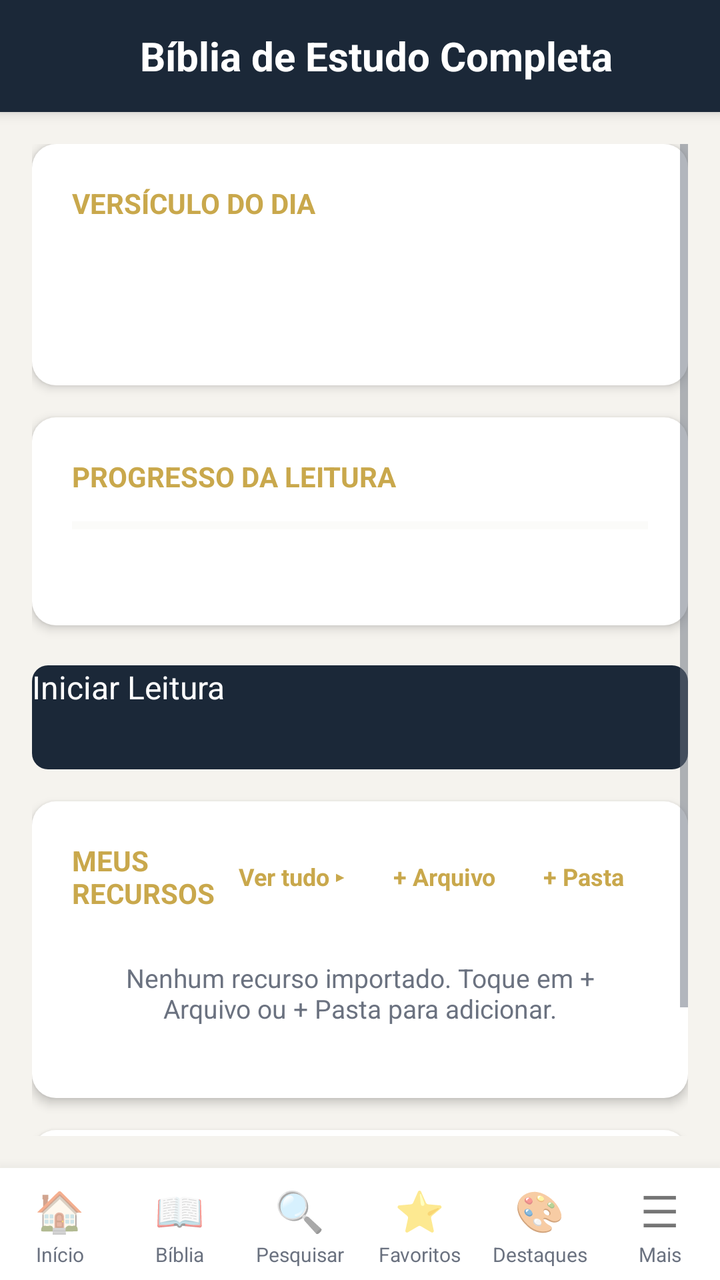
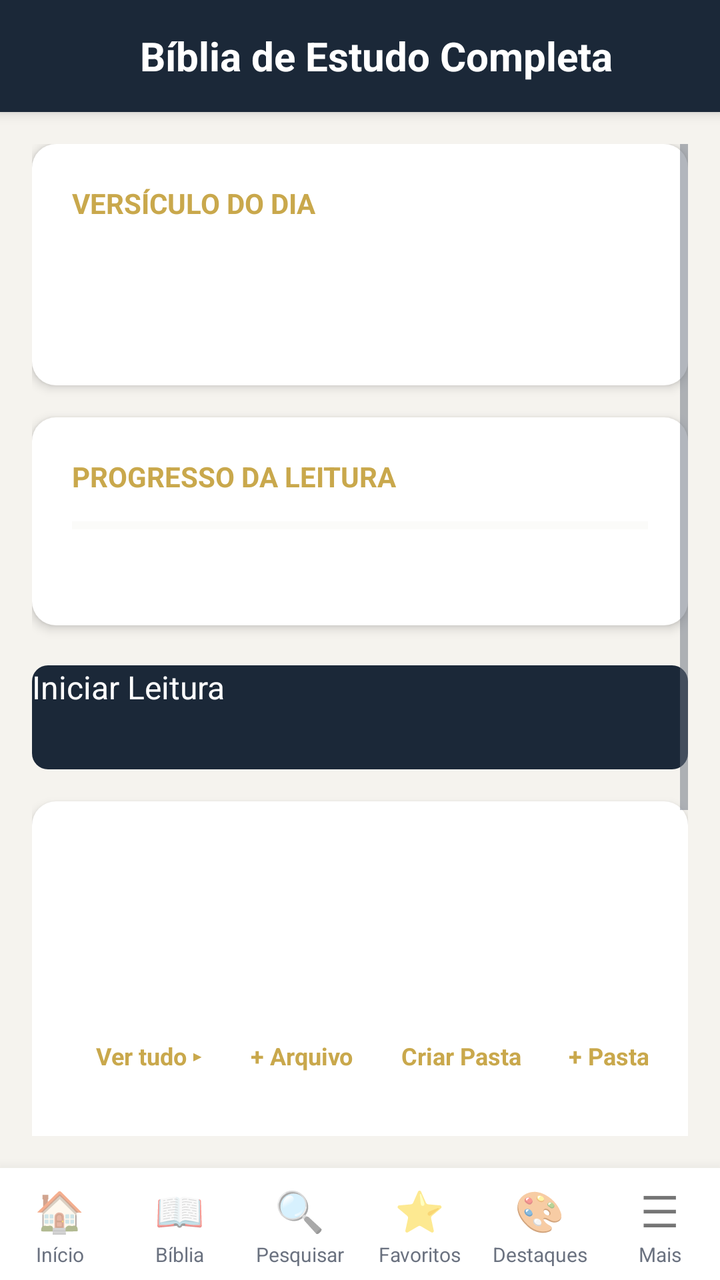

Two renders of the same Android screen: before a commit and after it. Below are the layout's source before the change and the commit's diff.
<!-- AndroidManifest.xml: application theme Theme.Biblia -->
<!-- res/layout/activity_home.xml -->
<?xml version="1.0" encoding="utf-8"?>
<LinearLayout xmlns:android="http://schemas.android.com/apk/res/android"
    android:layout_width="match_parent"
    android:layout_height="match_parent"
    android:orientation="vertical"
    android:background="@color/background">

    <Toolbar
        android:id="@+id/toolbar"
        android:layout_width="match_parent"
        android:layout_height="wrap_content"
        android:minHeight="?android:attr/actionBarSize"
        android:background="@color/primary"
        android:elevation="4dp">

        <TextView
            android:layout_width="match_parent"
            android:layout_height="wrap_content"
            android:text="@string/app_name"
            android:textSize="20sp"
            android:textColor="@android:color/white"
            android:textStyle="bold"
            android:gravity="center" />

    </Toolbar>

    <ScrollView
        android:layout_width="match_parent"
        android:layout_height="0dp"
        android:layout_weight="1"
        android:padding="@dimen/padding_medium">

        <LinearLayout
            android:layout_width="match_parent"
            android:layout_height="wrap_content"
            android:orientation="vertical">

            <FrameLayout
                android:id="@+id/lastReadingCard"
                android:layout_width="match_parent"
                android:layout_height="wrap_content"
                android:background="@drawable/card_background"
                android:elevation="3dp"
                android:layout_marginBottom="16dp"
                android:padding="20dp"
                android:visibility="gone">

                <LinearLayout
                    android:layout_width="match_parent"
                    android:layout_height="wrap_content"
                    android:orientation="vertical">

                    <TextView
                        android:layout_width="wrap_content"
                        android:layout_height="wrap_content"
                        android:text="@string/last_reading"
                        android:textSize="14sp"
                        android:textColor="@color/accent"
                        android:textStyle="bold"
                        android:textAllCaps="true" />

                    <TextView
                        android:id="@+id/lastReadingRef"
                        android:layout_width="wrap_content"
                        android:layout_height="wrap_content"
                        android:textSize="20sp"
                        android:textStyle="bold"
                        android:textColor="@color/text_primary"
                        android:layout_marginTop="8dp" />

                    <TextView
                        android:id="@+id/lastReadingText"
                        android:layout_width="wrap_content"
                        android:layout_height="wrap_content"
                        android:textSize="15sp"
                        android:textColor="@color/text_secondary"
                        android:maxLines="3"
                        android:ellipsize="end"
                        android:layout_marginTop="4dp"
                        android:lineSpacingMultiplier="1.4" />

                    <Button
                        android:id="@+id/btnContinueReading"
                        android:layout_width="wrap_content"
                        android:layout_height="wrap_content"
                        android:layout_marginTop="12dp"
                        android:text="@string/continue_reading"
                        android:background="@drawable/btn_primary"
                        android:textColor="@android:color/white"
                        android:paddingLeft="24dp"
                        android:paddingRight="24dp"
                        android:paddingTop="10dp"
                        android:paddingBottom="10dp"
                        android:textAllCaps="false" />

                </LinearLayout>

                <View
                    android:layout_width="4dp"
                    android:layout_height="match_parent"
                    android:background="@color/accent"
                    android:layout_gravity="left" />

            </FrameLayout>

            <FrameLayout
                android:id="@+id/verseOfDayCard"
                android:layout_width="match_parent"
                android:layout_height="wrap_content"
                android:background="@drawable/card_background"
                android:elevation="3dp"
                android:layout_marginBottom="16dp"
                android:padding="20dp">

                <LinearLayout
                    android:layout_width="match_parent"
                    android:layout_height="wrap_content"
                    android:orientation="vertical">

                    <TextView
                        android:layout_width="wrap_content"
                        android:layout_height="wrap_content"
                        android:text="@string/verse_of_day"
                        android:textSize="14sp"
                        android:textColor="@color/accent"
                        android:textStyle="bold"
                        android:textAllCaps="true" />

                    <TextView
                        android:id="@+id/verseOfDayText"
                        android:layout_width="wrap_content"
                        android:layout_height="wrap_content"
                        android:textSize="17sp"
                        android:textColor="@color/text_primary"
                        android:textStyle="italic"
                        android:lineSpacingMultiplier="1.5"
                        android:layout_marginTop="12dp" />

                    <TextView
                        android:id="@+id/verseOfDayRef"
                        android:layout_width="wrap_content"
                        android:layout_height="wrap_content"
                        android:layout_marginTop="8dp"
                        android:textSize="14sp"
                        android:textColor="@color/accent"
                        android:textStyle="bold" />

                </LinearLayout>

            </FrameLayout>

            <FrameLayout
                android:id="@+id/readingPlanProgress"
                android:layout_width="match_parent"
                android:layout_height="wrap_content"
                android:background="@drawable/card_background"
                android:elevation="3dp"
                android:layout_marginBottom="16dp"
                android:padding="20dp">

                <LinearLayout
                    android:layout_width="match_parent"
                    android:layout_height="wrap_content"
                    android:orientation="vertical">

                    <TextView
                        android:layout_width="wrap_content"
                        android:layout_height="wrap_content"
                        android:text="@string/reading_progress"
                        android:textSize="14sp"
                        android:textColor="@color/accent"
                        android:textStyle="bold"
                        android:textAllCaps="true" />

                    <ProgressBar
                        android:id="@+id/readingProgressBar"
                        style="?android:attr/progressBarStyleHorizontal"
                        android:layout_width="match_parent"
                        android:layout_height="6dp"
                        android:layout_marginTop="12dp"
                        android:progressTint="@color/accent"
                        android:progressBackgroundTint="@color/surface_variant" />

                    <TextView
                        android:id="@+id/readingProgressText"
                        android:layout_width="wrap_content"
                        android:layout_height="wrap_content"
                        android:layout_marginTop="8dp"
                        android:textSize="14sp"
                        android:textColor="@color/text_secondary" />

                </LinearLayout>

            </FrameLayout>

            <Button
                android:id="@+id/btnStartReading"
                android:layout_width="match_parent"
                android:layout_height="52dp"
                android:text="@string/start_reading"
                android:textSize="16sp"
                android:background="@drawable/btn_primary"
                android:textColor="@android:color/white"
                android:textAllCaps="false"
                android:layout_marginTop="4dp" />

            <FrameLayout
                android:id="@+id/resourcesSection"
                android:layout_width="match_parent"
                android:layout_height="wrap_content"
                android:background="@drawable/card_background"
                android:elevation="3dp"
                android:layout_marginTop="16dp"
                android:padding="20dp"
                android:visibility="visible">

                <LinearLayout
                    android:layout_width="match_parent"
                    android:layout_height="wrap_content"
                    android:orientation="vertical">

                    <LinearLayout
                        android:layout_width="match_parent"
                        android:layout_height="wrap_content"
                        android:orientation="horizontal"
                        android:gravity="center_vertical">

                        <TextView
                            android:id="@+id/resourcesHeader"
                            android:layout_width="0dp"
                            android:layout_height="wrap_content"
                            android:layout_weight="1"
                            android:text="@string/my_resources"
                            android:textSize="14sp"
                            android:textColor="@color/accent"
                            android:textStyle="bold"
                            android:textAllCaps="true"
                            android:clickable="true"
                            android:background="?android:attr/selectableItemBackground" />

                        <TextView
                            android:id="@+id/btnOpenResources"
                            android:layout_width="wrap_content"
                            android:layout_height="32dp"
                            android:gravity="center"
                            android:paddingLeft="12dp"
                            android:paddingRight="12dp"
                            android:text="Ver tudo ▸"
                            android:textColor="@color/accent"
                            android:textSize="12sp"
                            android:textStyle="bold"
                            android:clickable="true"
                            android:background="@drawable/nav_item_bg" />

                        <TextView
                            android:id="@+id/btnImportFile"
                            android:layout_width="wrap_content"
                            android:layout_height="32dp"
                            android:gravity="center"
                            android:paddingLeft="12dp"
                            android:paddingRight="12dp"
                            android:text="+ Arquivo"
                            android:textColor="@color/accent"
                            android:textSize="12sp"
                            android:textStyle="bold"
                            android:clickable="true"
                            android:background="@drawable/nav_item_bg" />

                        <TextView
                            android:id="@+id/btnImportFolder"
                            android:layout_width="wrap_content"
                            android:layout_height="32dp"
                            android:gravity="center"
                            android:paddingLeft="12dp"
                            android:paddingRight="12dp"
                            android:text="+ Pasta"
                            android:textColor="@color/accent"
                            android:textSize="12sp"
                            android:textStyle="bold"
                            android:clickable="true"
                            android:background="@drawable/nav_item_bg" />

                    </LinearLayout>

                    <ListView
                        android:id="@+id/resourceList"
                        android:layout_width="match_parent"
                        android:layout_height="wrap_content"
                        android:layout_marginTop="8dp"
                        android:divider="@null"
                        android:dividerHeight="0dp" />

                    <TextView
                        android:id="@+id/emptyResources"
                        android:layout_width="match_parent"
                        android:layout_height="wrap_content"
                        android:text="Nenhum recurso importado. Toque em + Arquivo ou + Pasta para adicionar."
                        android:textSize="13sp"
                        android:textColor="@color/text_secondary"
                        android:padding="16dp"
                        android:gravity="center" />

                </LinearLayout>

            </FrameLayout>

            <FrameLayout
                android:id="@+id/notesSection"
                android:layout_width="match_parent"
                android:layout_height="wrap_content"
                android:background="@drawable/card_background"
                android:elevation="3dp"
                android:layout_marginTop="16dp"
                android:padding="20dp">

                <LinearLayout
                    android:layout_width="match_parent"
                    android:layout_height="wrap_content"
                    android:orientation="vertical">

                    <LinearLayout
                        android:layout_width="match_parent"
                        android:layout_height="wrap_content"
                        android:orientation="horizontal"
                        android:gravity="center_vertical">

                        <TextView
                            android:layout_width="0dp"
                            android:layout_height="wrap_content"
                            android:layout_weight="1"
                            android:text="@string/title_notes"
                            android:textSize="14sp"
                            android:textColor="@color/accent"
                            android:textStyle="bold"
                            android:textAllCaps="true" />

                        <TextView
                            android:id="@+id/btnOpenNotes"
                            android:layout_width="wrap_content"
                            android:layout_height="32dp"
                            android:gravity="center"
                            android:paddingLeft="12dp"
                            android:paddingRight="12dp"
                            android:text="Ver tudo ▸"
                            android:textColor="@color/accent"
                            android:textSize="12sp"
                            android:textStyle="bold"
                            android:clickable="true"
                            android:background="@drawable/nav_item_bg" />

                    </LinearLayout>

                    <TextView
                        android:id="@+id/notesPreview"
                        android:layout_width="match_parent"
                        android:layout_height="wrap_content"
                        android:layout_marginTop="8dp"
                        android:text="Toque para ver suas anotações"
                        android:textSize="13sp"
                        android:textColor="@color/text_secondary"
                        android:gravity="center" />

                </LinearLayout>

            </FrameLayout>

        </LinearLayout>

    </ScrollView>

    <include layout="@layout/bottom_navigation" />

</LinearLayout>
<!-- res/layout/bottom_navigation.xml (included above) -->
<?xml version="1.0" encoding="utf-8"?>
<LinearLayout xmlns:android="http://schemas.android.com/apk/res/android"
    android:layout_width="match_parent"
    android:layout_height="56dp"
    android:orientation="horizontal"
    android:elevation="12dp"
    android:background="@color/surface"
    android:paddingTop="4dp"
    android:paddingBottom="4dp">

    <LinearLayout
        android:id="@+id/navHome"
        android:layout_width="0dp"
        android:layout_height="match_parent"
        android:layout_weight="1"
        android:gravity="center"
        android:orientation="vertical"
        android:clickable="true"
        android:background="@drawable/nav_item_bg"
        android:padding="2dp">

        <TextView
            android:layout_width="wrap_content"
            android:layout_height="0dp"
            android:layout_weight="1"
            android:text="🏠"
            android:textSize="20sp"
            android:gravity="center" />
        <TextView
            android:layout_width="wrap_content"
            android:layout_height="wrap_content"
            android:text="@string/menu_home"
            android:textSize="10sp"
            android:textColor="@color/text_secondary" />

    </LinearLayout>

    <LinearLayout
        android:id="@+id/navBible"
        android:layout_width="0dp"
        android:layout_height="match_parent"
        android:layout_weight="1"
        android:gravity="center"
        android:orientation="vertical"
        android:clickable="true"
        android:background="@drawable/nav_item_bg"
        android:padding="2dp">

        <TextView
            android:layout_width="wrap_content"
            android:layout_height="0dp"
            android:layout_weight="1"
            android:text="📖"
            android:textSize="20sp"
            android:gravity="center" />
        <TextView
            android:layout_width="wrap_content"
            android:layout_height="wrap_content"
            android:text="@string/menu_bible"
            android:textSize="10sp"
            android:textColor="@color/text_secondary" />

    </LinearLayout>

    <LinearLayout
        android:id="@+id/navSearch"
        android:layout_width="0dp"
        android:layout_height="match_parent"
        android:layout_weight="1"
        android:gravity="center"
        android:orientation="vertical"
        android:clickable="true"
        android:background="@drawable/nav_item_bg"
        android:padding="2dp">

        <TextView
            android:layout_width="wrap_content"
            android:layout_height="0dp"
            android:layout_weight="1"
            android:text="🔍"
            android:textSize="20sp"
            android:gravity="center" />
        <TextView
            android:layout_width="wrap_content"
            android:layout_height="wrap_content"
            android:text="@string/menu_search"
            android:textSize="10sp"
            android:textColor="@color/text_secondary" />

    </LinearLayout>

    <LinearLayout
        android:id="@+id/navFavorites"
        android:layout_width="0dp"
        android:layout_height="match_parent"
        android:layout_weight="1"
        android:gravity="center"
        android:orientation="vertical"
        android:clickable="true"
        android:background="@drawable/nav_item_bg"
        android:padding="2dp">

        <TextView
            android:layout_width="wrap_content"
            android:layout_height="0dp"
            android:layout_weight="1"
            android:text="⭐"
            android:textSize="20sp"
            android:gravity="center" />
        <TextView
            android:layout_width="wrap_content"
            android:layout_height="wrap_content"
            android:text="@string/menu_favorites"
            android:textSize="10sp"
            android:textColor="@color/text_secondary" />

    </LinearLayout>

    <LinearLayout
        android:id="@+id/navHighlights"
        android:layout_width="0dp"
        android:layout_height="match_parent"
        android:layout_weight="1"
        android:gravity="center"
        android:orientation="vertical"
        android:clickable="true"
        android:background="@drawable/nav_item_bg"
        android:padding="2dp">

        <TextView
            android:layout_width="wrap_content"
            android:layout_height="0dp"
            android:layout_weight="1"
            android:text="🎨"
            android:textSize="20sp"
            android:gravity="center" />
        <TextView
            android:layout_width="wrap_content"
            android:layout_height="wrap_content"
            android:text="@string/menu_highlights"
            android:textSize="10sp"
            android:textColor="@color/text_secondary" />

    </LinearLayout>

    <LinearLayout
        android:id="@+id/navMore"
        android:layout_width="0dp"
        android:layout_height="match_parent"
        android:layout_weight="1"
        android:gravity="center"
        android:orientation="vertical"
        android:clickable="true"
        android:background="@drawable/nav_item_bg"
        android:padding="2dp">

        <TextView
            android:layout_width="wrap_content"
            android:layout_height="0dp"
            android:layout_weight="1"
            android:text="☰"
            android:textSize="22sp"
            android:gravity="center" />
        <TextView
            android:layout_width="wrap_content"
            android:layout_height="wrap_content"
            android:text="@string/menu_more"
            android:textSize="10sp"
            android:textColor="@color/text_secondary" />

    </LinearLayout>

</LinearLayout>
<!-- resources referenced by this layout -->
<resources>
  <color name="accent">#C9A84C</color>
  <color name="background">#F5F3EE</color>
  <color name="primary">#1B2838</color>
  <color name="surface">#FFFFFF</color>
  <color name="surface_variant">#F0EDE6</color>
  <color name="text_primary">#1A1A2E</color>
  <color name="text_secondary">#6B7280</color>
  <dimen name="padding_medium">16dp</dimen>
  <!-- drawable btn_primary (drawable) -->
  <?xml version="1.0" encoding="utf-8"?>
  <ripple xmlns:android="http://schemas.android.com/apk/res/android"
      android:color="#40FFFFFF">
      <item>
          <shape android:shape="rectangle">
              <solid android:color="@color/primary" />
              <corners android:radius="8dp" />
          </shape>
      </item>
  </ripple>
  <!-- drawable card_background (drawable) -->
  <?xml version="1.0" encoding="utf-8"?>
  <shape xmlns:android="http://schemas.android.com/apk/res/android"
      android:shape="rectangle">
      <solid android:color="@color/card_back" />
      <corners android:radius="12dp" />
  </shape>
  <!-- drawable nav_item_bg (drawable) -->
  <?xml version="1.0" encoding="utf-8"?>
  <ripple xmlns:android="http://schemas.android.com/apk/res/android"
      android:color="#20000000">
      <item>
          <shape android:shape="rectangle">
              <solid android:color="@android:color/transparent" />
          </shape>
      </item>
  </ripple>
  <string name="app_name">Bíblia de Estudo Completa</string>
  <string name="continue_reading">Continuar Lendo</string>
  <string name="last_reading">Continuação da Leitura</string>
  <string name="menu_bible">Bíblia</string>
  <string name="menu_favorites">Favoritos</string>
  <string name="menu_highlights">Destaques</string>
  <string name="menu_home">Início</string>
  <string name="menu_more">Mais</string>
  <string name="menu_search">Pesquisar</string>
  <string name="my_resources">Meus Recursos</string>
  <string name="reading_progress">Progresso da Leitura</string>
  <string name="start_reading">Iniciar Leitura</string>
  <string name="title_notes">Minhas Notas</string>
  <string name="verse_of_day">Versículo do Dia</string>
  <style name="Theme.Biblia" parent="android:Theme.Material.Light.NoActionBar">
          <item name="android:colorPrimary">@color/primary</item>
          <item name="android:colorPrimaryDark">@color/primary_dark</item>
          <item name="android:colorAccent">@color/accent</item>
          <item name="android:statusBarColor">@color/statusbar_light</item>
          <item name="android:navigationBarColor">@color/primary_dark</item>
          <item name="android:windowBackground">@color/background</item>
          <item name="android:textColorPrimary">@color/text_primary</item>
          <item name="android:textColorSecondary">@color/text_secondary</item>
      </style>
  <color name="card_back">#FFFFFF</color>
  <color name="primary_dark">#0F1722</color>
  <color name="statusbar_light">#0F1722</color>
</resources>

<!-- the commit's change to res/layout/activity_home.xml (unified diff, before → after) -->
@@ -260,6 +260,20 @@
                             android:paddingLeft="12dp"
                             android:paddingRight="12dp"
                             android:text="+ Arquivo"
+                            android:textColor="@color/accent"
+                            android:textSize="12sp"
+                            android:textStyle="bold"
+                            android:clickable="true"
+                            android:background="@drawable/nav_item_bg" />
+
+                        <TextView
+                            android:id="@+id/btnCreateFolder"
+                            android:layout_width="wrap_content"
+                            android:layout_height="32dp"
+                            android:gravity="center"
+                            android:paddingLeft="12dp"
+                            android:paddingRight="12dp"
+                            android:text="Criar Pasta"
                             android:textColor="@color/accent"
                             android:textSize="12sp"
                             android:textStyle="bold"
